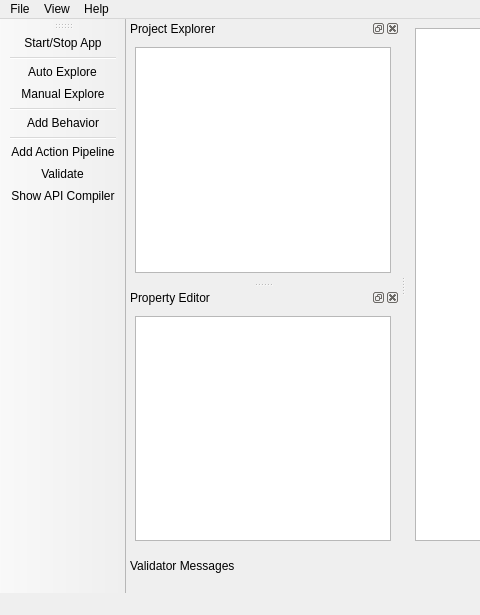
First picture: the form in src/gui/ui/facileview.ui, repository facade-technologies-inc/facile, before the edit; both pictures show x 0 to 480 and y 0 to 615 of the 1017 by 615 pixel window.
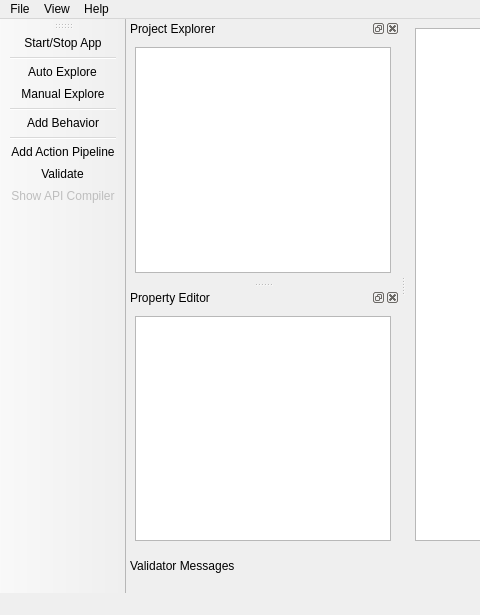
Second picture: the form after the edit. Icons and pictures are not drawn.

The edit to the form file:
```diff
--- a/src/gui/ui/facileview.ui
+++ b/src/gui/ui/facileview.ui
@@ -156,6 +156,9 @@
    </widget>
   </widget>
   <widget class="QToolBar" name="toolBar">
+   <property name="enabled">
+    <bool>true</bool>
+   </property>
    <property name="sizePolicy">
     <sizepolicy hsizetype="Fixed" vsizetype="Preferred">
      <horstretch>0</horstretch>
@@ -377,6 +380,9 @@
    <property name="checkable">
     <bool>true</bool>
    </property>
+   <property name="enabled">
+    <bool>false</bool>
+   </property>
    <property name="icon">
     <iconset resource="../../../icons.qrc">
      <normaloff>:/icon/resources/icons/office/compile-python.png</normaloff>:/icon/resources/icons/office/compile-python.png</iconset>
```
Left out of the diff: 2 changed lines with no effect on the pictures.
